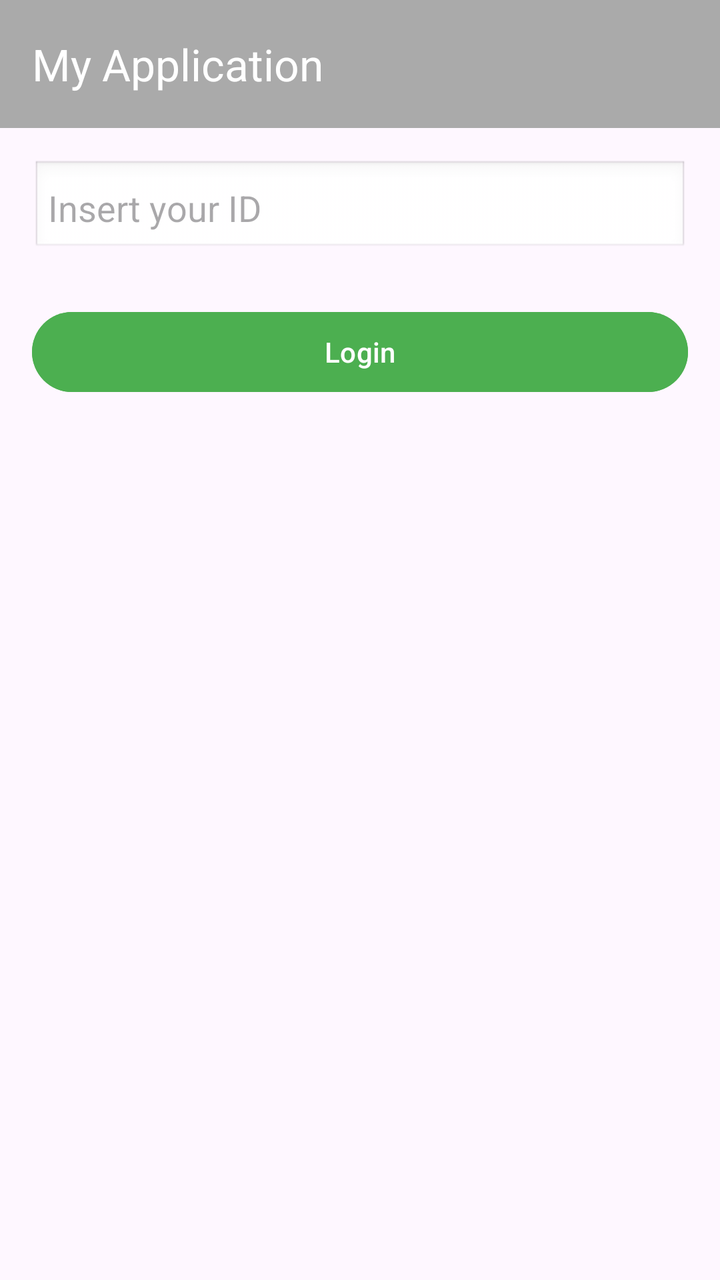
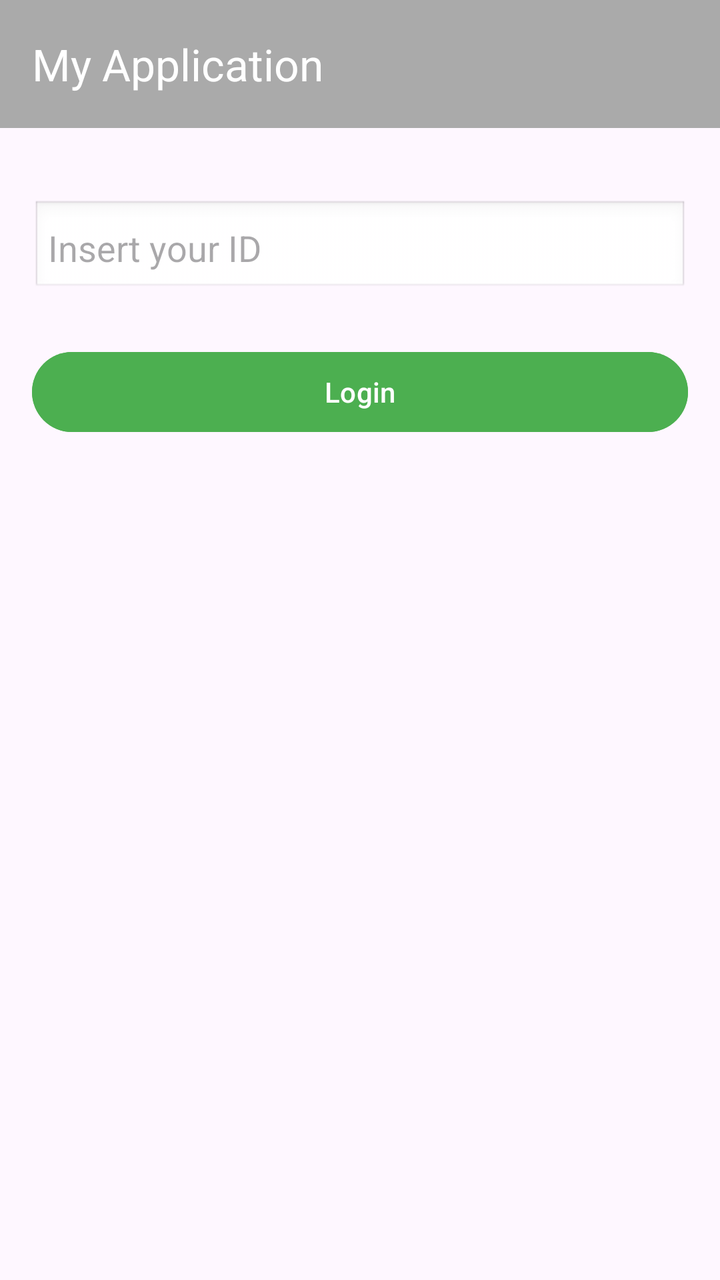

Screens rendered from an Android XML layout before and after an edit, with the pre-edit source and the edit as a unified diff.
<!-- AndroidManifest.xml: application theme Theme.Challenge3 -->
<!-- res/layout/fragment_username.xml -->
<?xml version="1.0" encoding="utf-8"?>
<androidx.constraintlayout.widget.ConstraintLayout
    xmlns:android="http://schemas.android.com/apk/res/android"
    xmlns:app="http://schemas.android.com/apk/res-auto"
    xmlns:tools="http://schemas.android.com/tools"
    android:layout_width="match_parent"
    android:layout_height="match_parent"
    tools:context=".UsernameFragment">

    
    <androidx.appcompat.widget.Toolbar
        android:id="@+id/toolbarUsername"
        android:layout_width="match_parent"
        android:layout_height="?attr/actionBarSize"
        android:background="?attr/colorPrimary"
        app:title="My Application"
        app:titleTextColor="@android:color/white"
        android:elevation="4dp"
        app:layout_constraintTop_toTopOf="parent" />

    

    
    <EditText
        android:id="@+id/editTextId"
        android:layout_width="0dp"
        android:layout_height="wrap_content"
        android:hint="Insert your ID"
        android:inputType="text"
        android:padding="8dp"
        android:background="@android:drawable/edit_text"
        app:layout_constraintTop_toBottomOf="@id/toolbarUsername"
        app:layout_constraintStart_toStartOf="parent"
        app:layout_constraintEnd_toEndOf="parent"
        android:layout_marginTop="16dp"
        android:layout_marginStart="16dp"
        android:layout_marginEnd="16dp" />

    
    <Button
        android:id="@+id/btnLogin"
        android:layout_width="0dp"
        android:layout_height="wrap_content"
        android:text="Login"
        android:backgroundTint="#4CAF50"
        android:textColor="#FFFFFF"
        app:layout_constraintTop_toBottomOf="@id/editTextId"
        app:layout_constraintStart_toStartOf="parent"
        app:layout_constraintEnd_toEndOf="parent"
        android:layout_marginTop="24dp"
        android:layout_marginStart="16dp"
        android:layout_marginEnd="16dp" />


</androidx.constraintlayout.widget.ConstraintLayout>
<!-- resources referenced by this layout -->
<resources>
  <style name="Theme.Challenge3" parent="Base.Theme.Challenge3" />
  <style name="Base.Theme.Challenge3" parent="Theme.Material3.DayNight.NoActionBar">
          
          
          <item name="windowActionBar">false</item>
          <item name="windowNoTitle">true</item>
          <item name="colorPrimary">@android:color/darker_gray</item>
          <item name="colorOnPrimary">@android:color/black</item>
          <item name="colorPrimaryDark">@android:color/darker_gray</item>
          <item name="android:textColorPrimary">@android:color/black</item>
      </style>
</resources>

<!-- the commit's change to res/layout/fragment_username.xml (unified diff, before → after) -->
@@ -32,7 +32,7 @@
         app:layout_constraintTop_toBottomOf="@id/toolbarUsername"
         app:layout_constraintStart_toStartOf="parent"
         app:layout_constraintEnd_toEndOf="parent"
-        android:layout_marginTop="16dp"
+        android:layout_marginTop="36dp"
         android:layout_marginStart="16dp"
         android:layout_marginEnd="16dp" />
 
